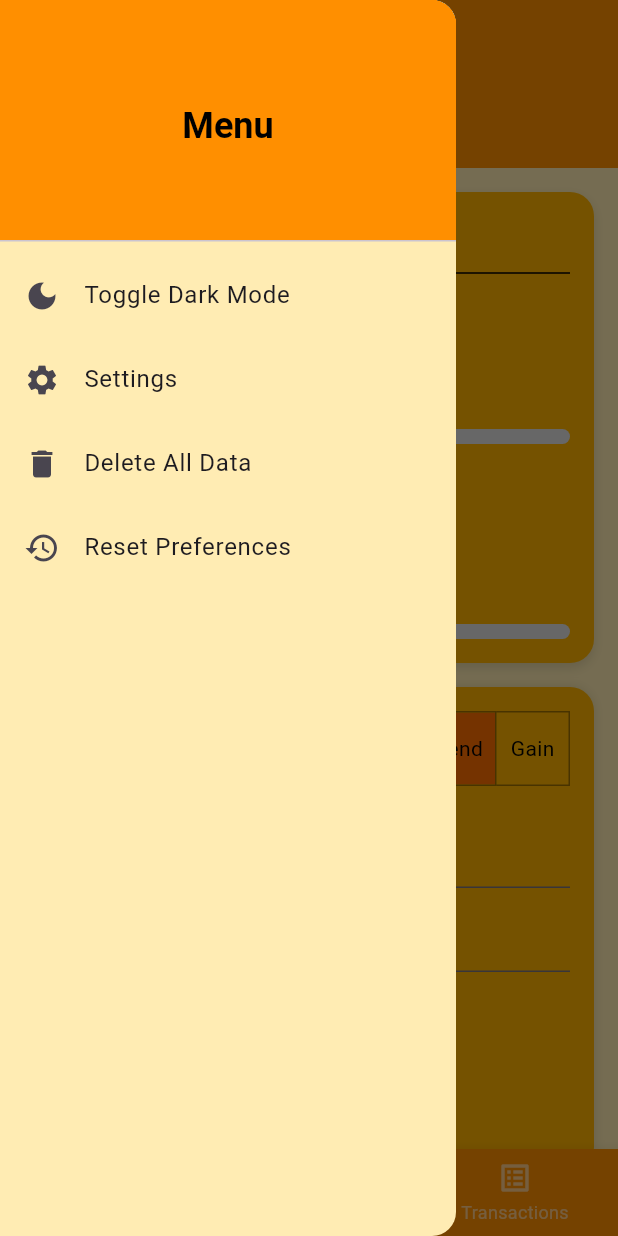
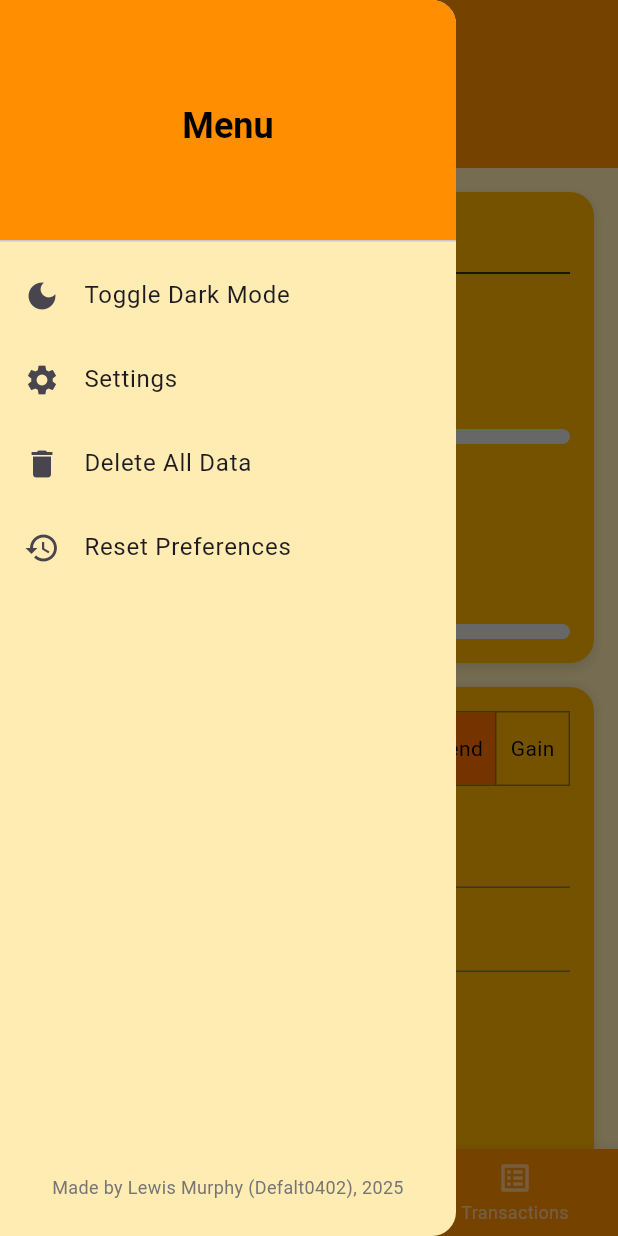
Before and after one commit to Defalt0402/Android-Finance-Tracker, a Flutter app: the MainApp screen opened by its route, with the side drawer open, on a phone screen of 412 x 824 dp. Run offline on Flutter 3.47's test engine with Material 3 defaults, Android fonts, the phone set to English and light mode, and no system bars; our stand-ins replace fl_chart, shared_preferences, sqflite, table_calendar; accounts and stored records are empty.

Commit message:
Updated presentation gifs. Added made by message. Updated readme

```diff
--- a/finance_tracker/lib/main.dart
+++ b/finance_tracker/lib/main.dart
@@ -146,6 +146,9 @@ class _MainAppState extends State<MainApp> {
 
       drawer: Drawer(
         backgroundColor: Theme.of(context).drawerTheme.backgroundColor,
+        child: Column(
+          children: [
+            Expanded(
               child: ListView(
                 padding: EdgeInsets.zero,
                 children: [
@@ -260,6 +263,21 @@ class _MainAppState extends State<MainApp> {
               ),
             ),
 
+            // Footer text at bottom of drawer
+            Padding(
+              padding: const EdgeInsets.all(24.0),
+              child: Text(
+                'Made by Lewis Murphy (Defalt0402), 2025',
+                style: TextStyle(
+                  fontSize: 12,
+                  color: Colors.grey[600],
+                ),
+                textAlign: TextAlign.center,
+              ),
+            ),
+          ],
+        ),
+      ),
 
       body: IndexedStack(
         index: currentIndex,
```
Also changed, not shown: gifs/Calendar.gif, gifs/addTransaction.gif, gifs/addTransactionRecurring.gif, gifs/darkMode.gif, gifs/graphs.gif (added), gifs/settings.gif, gifs/setup.gif, gifs/transactionList.gif, 1 other file. Lines whose indentation alone changed are shown as unchanged.
